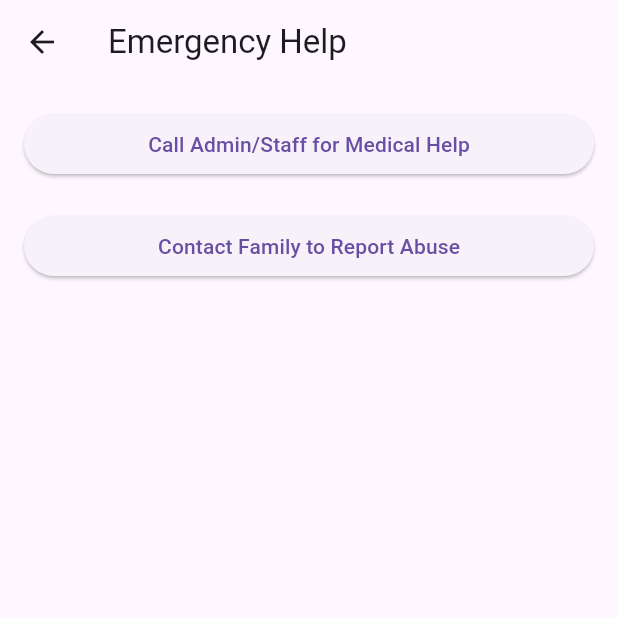
After one commit to xGOBx/SeniorConnect, a Flutter app: the LandingPage screen opened directly, after a tap on "Emergency Help", on a phone screen of 412 x 824 dp, the top half of it. The commit adds this screen. Run offline on Flutter 3.47's test engine with Material 3 defaults, Android fonts, the light colour scheme and no system bars.

Commit message:
Emergency Help Page and LandingPage
	Added Emergency Help Page and
	LandingPage that takes you to the other
	pages

```diff
--- /dev/null
+++ b/code/lib/LandingPage.dart
@@ -0,0 +1,105 @@
+import 'package:flutter/material.dart';
+import 'emergency_help_page.dart';
+import 'other_help_page.dart';
+import 'meal_order_page.dart';
+import 'near_me_page.dart';
+import 'phone_monitoring_page.dart';
+import 'calendar_page.dart';
+import 'picture_page.dart';
+
+class LandingPage extends StatelessWidget {
+  @override
+  Widget build(BuildContext context) {
+    return Scaffold(
+      appBar: AppBar(
+        title: const Text('Landing Page'),
+      ),
+      body: Center(
+        child: Column(
+          mainAxisAlignment: MainAxisAlignment.center,
+          children: [
+            ElevatedButton(
+              onPressed: () {
+                Navigator.push(
+                  context,
+                  MaterialPageRoute(builder: (context) => MealOrderPage()),
+                );
+              },
+              child: const Text('Order Meal'),
+            ),
+            const SizedBox(height: 10),
+            ElevatedButton(
+              onPressed: () {
+                Navigator.push(
+                  context,
+                  MaterialPageRoute(builder: (context) => EmergencyHelpPage()),
+                );
+              },
+              child: const Text('Emergency Help'),
+            ),
+            const SizedBox(height: 10),
+            ElevatedButton(
+              onPressed: () {
+                Navigator.push(
+                  context,
+                  MaterialPageRoute(builder: (context) => OtherHelpPage()),
+                );
+              },
+              child: const Text('Request Help'),
+            ),
+            const SizedBox(height: 10),
+            ElevatedButton(
+              onPressed: () {
+                Navigator.push(
+                  context,
+                  MaterialPageRoute(builder: (context) => NearMePage()),
+                );
+              },
+              child: const Text('Find Interesting Places'),
+            ),
+            const SizedBox(height: 10),
+            ElevatedButton(
+              onPressed: () {
+                Navigator.push(
+                  context,
+                  MaterialPageRoute(builder: (context) => PicturePage()),
+                );
+              },
+              child: const Text('Take Picture'),
+            ),
+            const SizedBox(height: 10),
+            ElevatedButton(
+              onPressed: () {
+                Navigator.push(
+                  context,
+                  MaterialPageRoute(builder: (context) => CalendarPage()),
+                );
+              },
+              child: const Text('Calendar Events'),
+            ),
+            const SizedBox(height: 10),
+            ElevatedButton(
+              onPressed: () {
+                Navigator.push(
+                  context,
+                  MaterialPageRoute(builder: (context) => PhoneMonitoringPage()),
+                );
+              },
+              child: const Text('Monitor Phone Battery'),
+            ),
+            const SizedBox(height: 20),
+            ElevatedButton(
+              onPressed: () {
+                Navigator.pop(context);
+              },
+              child: const Text('Logout'),
+              style: ElevatedButton.styleFrom(
+                backgroundColor: Colors.red,
+              ),
+            ),
+          ],
+        ),
+      ),
+    );
+  }
+}
--- /dev/null
+++ b/code/lib/emergency_help_page.dart
@@ -0,0 +1,33 @@
+import 'package:flutter/material.dart';
+
+class EmergencyHelpPage extends StatelessWidget {
+  @override
+  Widget build(BuildContext context) {
+    return Scaffold(
+      appBar: AppBar(
+        title: const Text('Emergency Help'),
+      ),
+      body: Padding(
+        padding: const EdgeInsets.all(16.0),
+        child: Column(
+          crossAxisAlignment: CrossAxisAlignment.stretch,
+          children: [
+            ElevatedButton(
+              onPressed: () {
+
+              },
+              child: const Text('Call Admin/Staff for Medical Help'),
+            ),
+            const SizedBox(height: 20),
+            ElevatedButton(
+              onPressed: () {
+
+              },
+              child: const Text('Contact Family to Report Abuse'),
+            ),
+          ],
+        ),
+      ),
+    );
+  }
+}
--- a/code/lib/login_page.dart
+++ b/code/lib/login_page.dart
@@ -1,5 +1,5 @@
 import 'package:flutter/material.dart';
-import 'second_page.dart';
+import 'LandingPage.dart';
 import 'sign_up_page.dart';
 import 'forgot_password_page.dart';
 
@@ -17,7 +17,7 @@ class _LoginPageState extends State<LoginPage> {
         _passwordController.text.isNotEmpty) {
       Navigator.push(
         context,
-        MaterialPageRoute(builder: (context) => SecondPage()),
+        MaterialPageRoute(builder: (context) => LandingPage()),
       );
     } else {
       _showErrorDialog();
```
Also changed, not shown: code/lib/second_page.dart (deleted, +0 -49 lines).
